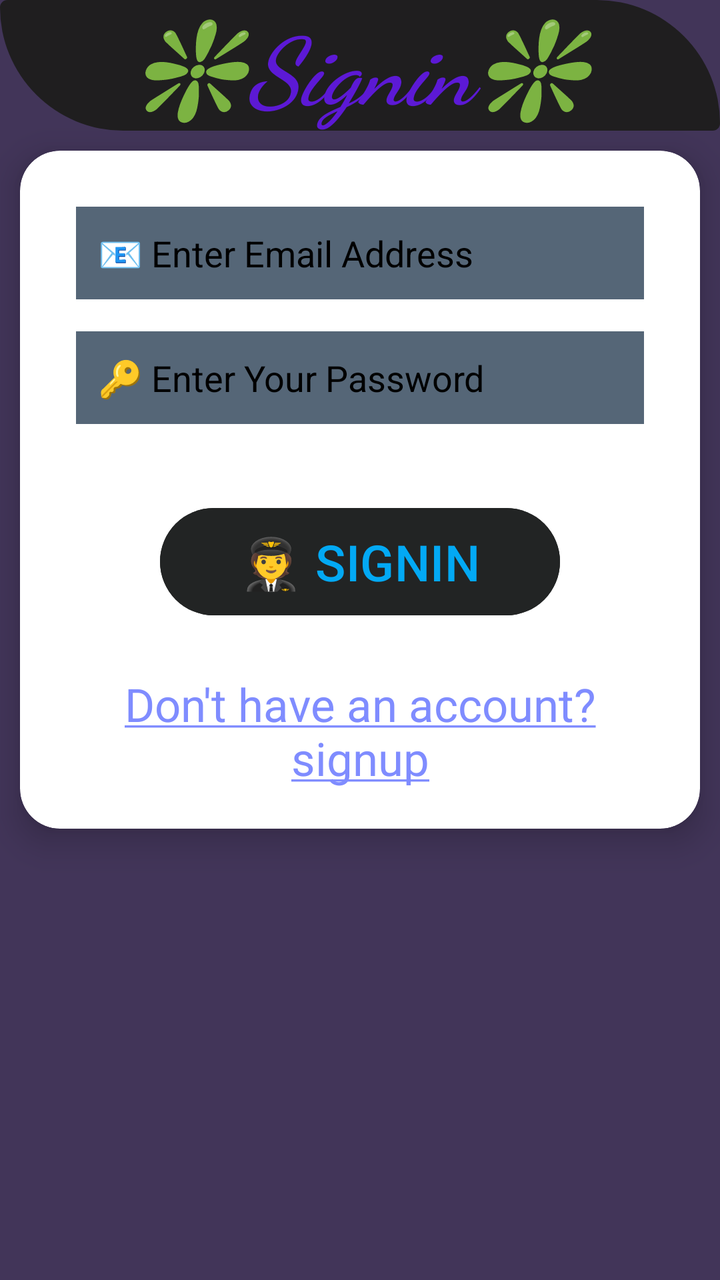
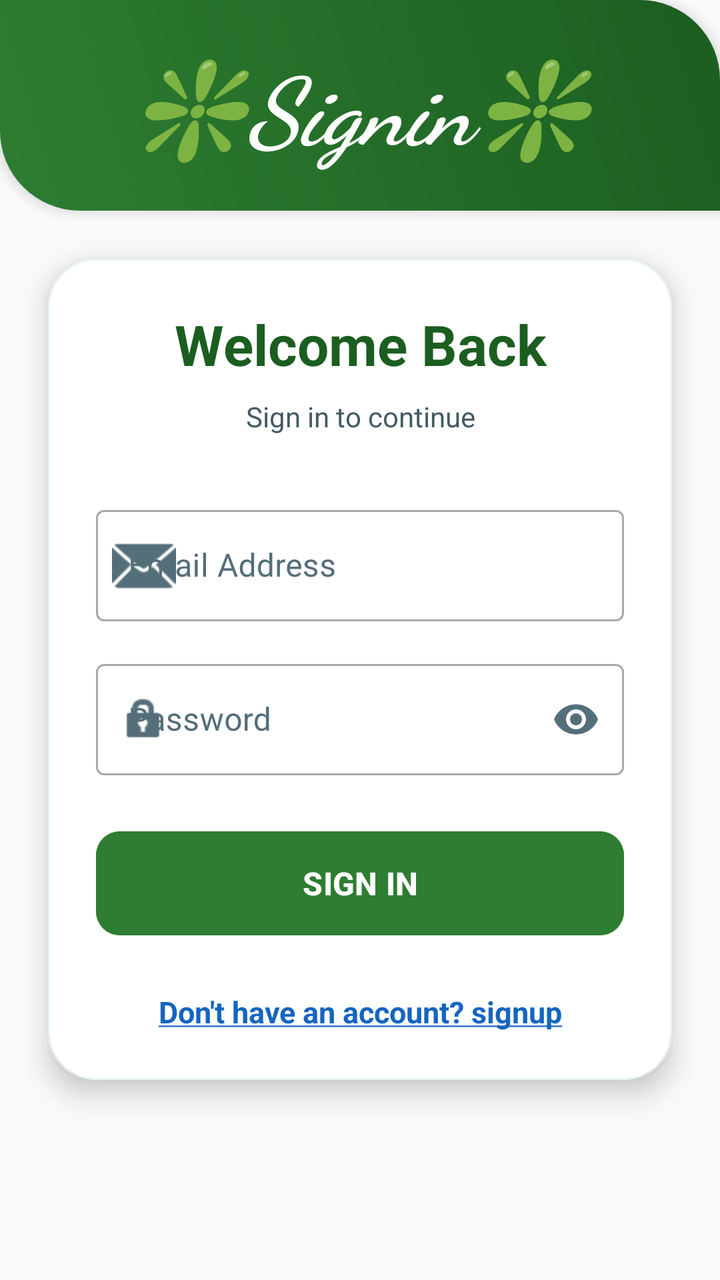

The first picture is an Android layout as it rendered before a commit; the second is the same layout after the commit. The layout source and the unified diff follow.
<!-- AndroidManifest.xml: application theme Theme.Sokogarden -->
<!-- res/layout/activity_signin.xml -->
<?xml version="1.0" encoding="utf-8"?>
<LinearLayout
    xmlns:android="http://schemas.android.com/apk/res/android"
    xmlns:app="http://schemas.android.com/apk/res-auto"
    xmlns:tools="http://schemas.android.com/tools"
    android:id="@+id/main"
    android:layout_width="match_parent"
    android:orientation="vertical"
    android:background="#423559"
    android:layout_height="match_parent"
    tools:context=".Signin">


    <TextView
        android:layout_width="match_parent"
        android:layout_height="wrap_content"
        android:text=" ❇️Signin❇️ "
        android:fontFamily="cursive"
        android:textSize="47sp"
        android:textAlignment="center"
        android:background="@drawable/shape"

        android:textStyle="italic|bold"
        android:textColor="#5C19D5"/>

    <androidx.cardview.widget.CardView
        android:layout_width="match_parent"
        android:layout_height="wrap_content"
        android:layout_margin="10dp"
        app:cardCornerRadius="20dp"
        app:cardElevation="10dp"
        app:contentPadding="10dp">

        <LinearLayout
            android:layout_width="match_parent"
            android:layout_height="wrap_content"
            android:padding="10dp"
            android:orientation="vertical">


            <EditText
                android:layout_width="match_parent"
                android:layout_height="wrap_content"
                android:hint="📧 Enter Email Address"
                android:textColorHint="#000"
                android:id="@+id/email"
                android:textColor="#000"
                android:layout_margin="8dp"
                android:background="#567"
                android:padding="11dp"
                android:inputType="textEmailAddress"/>



            <EditText
                android:layout_width="match_parent"
                android:layout_height="wrap_content"
                android:hint="🔑 Enter Your Password"
                android:textColorHint="#000"
                android:id="@+id/password"
                android:textColor="#000"
                android:layout_margin="8dp"
                android:background="#567"
                android:padding="11dp"
                android:inputType="textPassword"/>




            <Button
                android:layout_width="match_parent"
                android:layout_height="wrap_content"
                android:layout_marginLeft="50dp"
                android:layout_marginRight="50dp"
                android:layout_marginTop="30dp"
                android:padding="10dp"

                android:text="🧑‍✈️ SIGNIN"
                android:textColor="#03A9F4"
                android:textSize="25sp"
                android:backgroundTint="#222424"
                android:id="@+id/signinBtn"/>

            <TextView
                android:layout_width="match_parent"
                android:layout_height="wrap_content"

                android:text="@string/signup_text"
                android:textAlignment="center"
                android:textSize="23sp"
                android:layout_marginTop="25dp"
                android:textColor="#7f8cff"
                android:id="@+id/signuptxt"/>



        </LinearLayout>

    </androidx.cardview.widget.CardView>
</LinearLayout>
<!-- resources referenced by this layout -->
<resources>
  <!-- drawable shape (drawable) -->
  <?xml version="1.0" encoding="utf-8"?>
      <shape xmlns:android="http://schemas.android.com/apk/res/android">
          <solid
              android:color="#1F1E1F"/>
          <corners
              android:topRightRadius="500dp"
              android:bottomLeftRadius="500dp"
  
              android:radius="30dp"
              />
      </shape>
  <string name="signup_text"><u>Don\'t have an account? signup</u></string>
  <style name="Theme.Sokogarden" parent="Base.Theme.Sokogarden" />
  <style name="Base.Theme.Sokogarden" parent="Theme.Material3.DayNight.NoActionBar">
          
          
      </style>
</resources>

<!-- the commit's change to res/layout/activity_signin.xml (unified diff, before → after) -->
@@ -6,10 +6,9 @@
     android:id="@+id/main"
     android:layout_width="match_parent"
     android:orientation="vertical"
-    android:background="#423559"
+    android:background="@color/backgroundColor"
     android:layout_height="match_parent"
     tools:context=".Signin">
-
 
     <TextView
         android:layout_width="match_parent"
@@ -19,82 +18,110 @@
         android:textSize="47sp"
         android:textAlignment="center"
         android:background="@drawable/shape"
+        android:padding="20dp"
+        android:textStyle="italic|bold"
+        android:elevation="4dp"
+        android:textColor="@color/whiteTextColor"/>
 
-        android:textStyle="italic|bold"
-        android:textColor="#5C19D5"/>
-
-    <androidx.cardview.widget.CardView
+    <com.google.android.material.card.MaterialCardView
+        android:id="@+id/signinCard"
         android:layout_width="match_parent"
         android:layout_height="wrap_content"
-        android:layout_margin="10dp"
-        app:cardCornerRadius="20dp"
-        app:cardElevation="10dp"
-        app:contentPadding="10dp">
+        android:layout_margin="24dp"
+        app:cardCornerRadius="24dp"
+        app:cardElevation="8dp"
+        app:strokeWidth="1dp"
+        app:strokeColor="@color/primaryLightColor"
+        app:cardBackgroundColor="@color/surfaceColor">
 
         <LinearLayout
             android:layout_width="match_parent"
             android:layout_height="wrap_content"
-            android:padding="10dp"
+            android:padding="24dp"
             android:orientation="vertical">
-
-
-            <EditText
-                android:layout_width="match_parent"
-                android:layout_height="wrap_content"
-                android:hint="📧 Enter Email Address"
-                android:textColorHint="#000"
-                android:id="@+id/email"
-                android:textColor="#000"
-                android:layout_margin="8dp"
-                android:background="#567"
-                android:padding="11dp"
-                android:inputType="textEmailAddress"/>
-
-
-
-            <EditText
-                android:layout_width="match_parent"
-                android:layout_height="wrap_content"
-                android:hint="🔑 Enter Your Password"
-                android:textColorHint="#000"
-                android:id="@+id/password"
-                android:textColor="#000"
-                android:layout_margin="8dp"
-                android:background="#567"
-                android:padding="11dp"
-                android:inputType="textPassword"/>
-
-
-
-
-            <Button
-                android:layout_width="match_parent"
-                android:layout_height="wrap_content"
-                android:layout_marginLeft="50dp"
-                android:layout_marginRight="50dp"
-                android:layout_marginTop="30dp"
-                android:padding="10dp"
-
-                android:text="🧑‍✈️ SIGNIN"
-                android:textColor="#03A9F4"
-                android:textSize="25sp"
-                android:backgroundTint="#222424"
-                android:id="@+id/signinBtn"/>
 
             <TextView
                 android:layout_width="match_parent"
                 android:layout_height="wrap_content"
+                android:text="Welcome Back"
+                android:textColor="@color/primaryTextColor"
+                android:textSize="28sp"
+                android:textStyle="bold"
+                android:textAlignment="center"
+                android:layout_marginBottom="8dp"/>
 
+            <TextView
+                android:layout_width="match_parent"
+                android:layout_height="wrap_content"
+                android:text="Sign in to continue"
+                android:textColor="@color/secondaryTextColor"
+                android:textSize="14sp"
+                android:textAlignment="center"
+                android:layout_marginBottom="32dp"/>
+
+            <com.google.android.material.textfield.TextInputLayout
+                android:layout_width="match_parent"
+                android:layout_height="wrap_content"
+                android:layout_marginBottom="16dp"
+                android:hint="Email Address"
+                app:hintTextColor="@color/hintColor"
+                android:textColorHint="@color/hintColor"
+                app:startIconDrawable="@android:drawable/ic_dialog_email"
+                app:startIconTint="@color/hintColor"
+                style="@style/Widget.MaterialComponents.TextInputLayout.OutlinedBox">
+
+                <com.google.android.material.textfield.TextInputEditText
+                    android:id="@+id/email"
+                    android:layout_width="match_parent"
+                    android:layout_height="wrap_content"
+                    android:inputType="textEmailAddress"
+                    android:textColor="@color/primaryTextColor"/>
+            </com.google.android.material.textfield.TextInputLayout>
+
+            <com.google.android.material.textfield.TextInputLayout
+                android:layout_width="match_parent"
+                android:layout_height="wrap_content"
+                android:layout_marginBottom="24dp"
+                android:hint="Password"
+                app:hintTextColor="@color/hintColor"
+                android:textColorHint="@color/hintColor"
+                app:startIconDrawable="@android:drawable/ic_lock_idle_lock"
+                app:startIconTint="@color/hintColor"
+                app:passwordToggleEnabled="true"
+                app:passwordToggleTint="@color/hintColor"
+                style="@style/Widget.MaterialComponents.TextInputLayout.OutlinedBox">
+
+                <com.google.android.material.textfield.TextInputEditText
+                    android:id="@+id/password"
+                    android:layout_width="match_parent"
+                    android:layout_height="wrap_content"
+                    android:inputType="textPassword"
+                    android:textColor="@color/primaryTextColor"/>
+            </com.google.android.material.textfield.TextInputLayout>
+
+            <com.google.android.material.button.MaterialButton
+                android:id="@+id/signinBtn"
+                android:layout_width="match_parent"
+                android:layout_height="60dp"
+                android:text="SIGN IN"
+                android:textSize="16sp"
+                android:textStyle="bold"
+                app:cornerRadius="12dp"
+                android:backgroundTint="@color/primaryColor"
+                android:textColor="@color/whiteTextColor"
+                app:elevation="4dp"/>
+
+            <TextView
+                android:id="@+id/signuptxt"
+                android:layout_width="match_parent"
+                android:layout_height="wrap_content"
                 android:text="@string/signup_text"
                 android:textAlignment="center"
-                android:textSize="23sp"
-                android:layout_marginTop="25dp"
-                android:textColor="#7f8cff"
-                android:id="@+id/signuptxt"/>
-
-
+                android:textSize="15sp"
+                android:layout_marginTop="24dp"
+                android:textColor="@color/accentBlue"
+                android:textStyle="bold"/>
 
         </LinearLayout>
-
-    </androidx.cardview.widget.CardView>
+    </com.google.android.material.card.MaterialCardView>
 </LinearLayout>
<!-- resource entries referenced after the edit -->
@@ -1,19 +1,28 @@
 <!-- resources referenced by this layout -->
 <resources>
+  <color name="accentBlue">#1565C0</color>
+  <color name="backgroundColor">#FAFAFA</color>
+  <color name="hintColor">#546E7A</color>
+  <color name="primaryColor">#2E7D32</color>
+  <color name="primaryLightColor">#E8F5E9</color>
+  <color name="primaryTextColor">#1B5E20</color>
+  <color name="secondaryTextColor">#455A64</color>
+  <color name="surfaceColor">#FFFFFF</color>
+  <color name="whiteTextColor">#FFFFFF</color>
   <!-- drawable shape (drawable) -->
   <?xml version="1.0" encoding="utf-8"?>
-      <shape xmlns:android="http://schemas.android.com/apk/res/android">
-          <solid
-              android:color="#1F1E1F"/>
-          <corners
-              android:topRightRadius="500dp"
-              android:bottomLeftRadius="500dp"
-  
-              android:radius="30dp"
-              />
-      </shape>
+  <shape xmlns:android="http://schemas.android.com/apk/res/android">
+      <gradient
+          android:startColor="@color/primaryColor"
+          android:endColor="@color/primaryDarkColor"
+          android:angle="45"/>
+      <corners
+          android:bottomLeftRadius="40dp"
+          android:topRightRadius="40dp"/>
+  </shape>
   <string name="signup_text"><u>Don\'t have an account? signup</u></string>
   <style name="Theme.Sokogarden" parent="Base.Theme.Sokogarden" />
+  <color name="primaryDarkColor">#1B5E20</color>
   <style name="Base.Theme.Sokogarden" parent="Theme.Material3.DayNight.NoActionBar">
           
           
